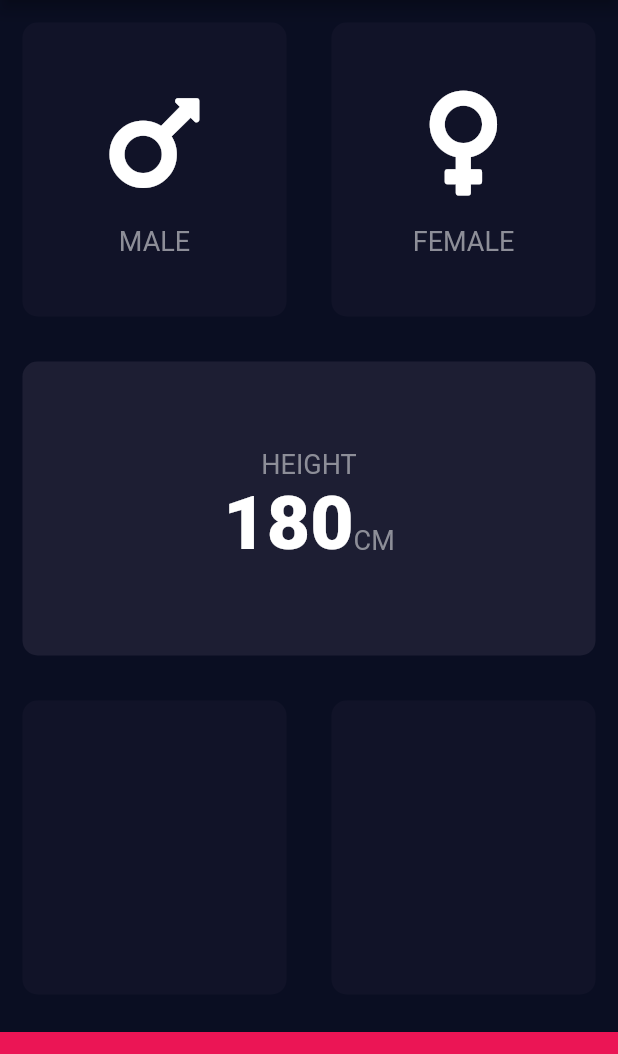
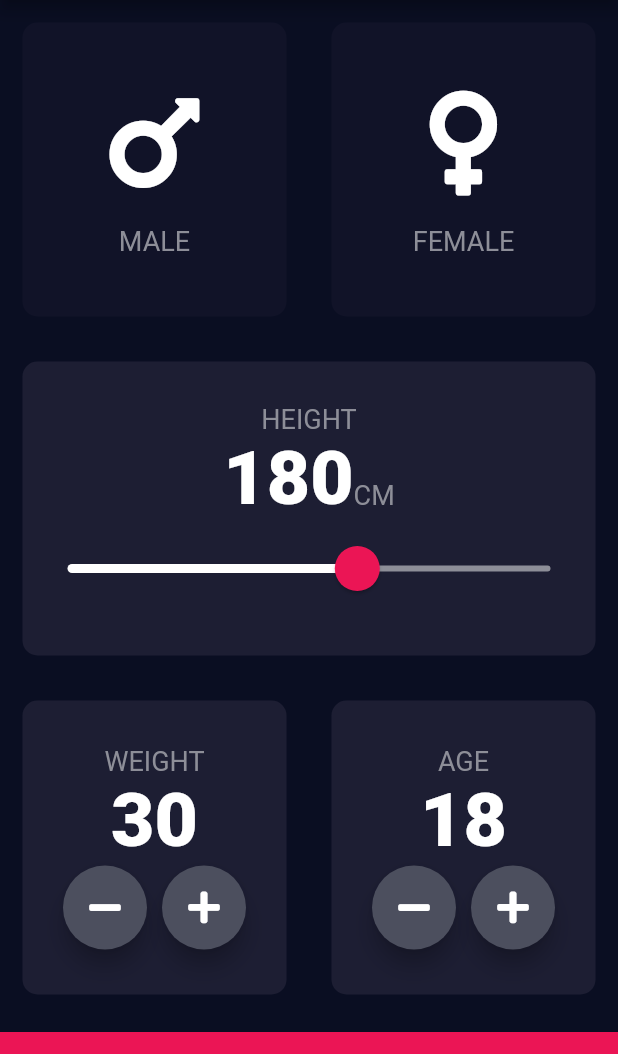
Before and after one commit to aulyanrahman/bmi_calculator_praktikum, a Flutter app: the screen it shows after launch, on a phone screen of 412 x 824 dp, the part 84-1138 px from its top. Run offline on Flutter 3.47's test engine with Material 2 defaults, Android fonts, the phone set to English and light mode, and no system bars; our stand-ins replace font_awesome_flutter.

Commit message:
adding slider theme and creating widget

```diff
--- a/lib/screens/input_page.dart
+++ b/lib/screens/input_page.dart
@@ -1,3 +1,4 @@
+import 'package:bmi_calculator_praktikum_k/components/round_button_icon.dart';
 import 'package:flutter/material.dart';
 import 'package:font_awesome_flutter/font_awesome_flutter.dart';
 import '../components/icon_content.dart';
@@ -88,6 +89,26 @@ class _InputPageState extends State<InputPage> {
                       style: kLabelStyle,
                     )
                   ]
+                ),
+                SliderTheme(
+                  data: SliderTheme.of(context).copyWith(
+                    activeTrackColor: Colors.white,
+                    inactiveTrackColor: Color(0xFF8D8E98),
+                    thumbColor: Color(0xFFEB1555),
+                    overlayColor: Color(0x29EB1555),
+                    thumbShape: RoundSliderThumbShape(enabledThumbRadius: 15.0),
+                    overlayShape: RoundSliderThumbShape(enabledThumbRadius: 30.0),
+                  ),
+                  child: Slider(
+                    value: height.toDouble(),
+                    min: 120.0,
+                    max: 220.0,
+                    onChanged: (double newValue) {
+                      setState(() {
+                        height = newValue.round();
+                      });
+                    },
+                  ),
                 )
               ],
             ),
@@ -97,12 +118,86 @@ class _InputPageState extends State<InputPage> {
           Expanded(child: Row(children: [
             Expanded(
               child: ReusableCard(
-                colour: kInactiveCardColor,
+                colour: kActiveCardColor,
+                cardChild: Column(
+                  mainAxisAlignment: MainAxisAlignment.center,
+                  children: [
+                    Text(
+                      'WEIGHT',
+                      style: kLabelStyle,
+                    ),
+                    Text(
+                      weight.toString(),
+                      style: kNumberTextStyle,
+                    ),
+                    Row(
+                      mainAxisAlignment: MainAxisAlignment.center,
+                      children: [
+                        RoundButtonIcon(
+                          icon: FontAwesomeIcons.minus,
+                          onPressed: () {
+                            setState(() {
+                              if(weight > 30) weight--;
+                            });
+                          }
+                        ),
+                        SizedBox(
+                          width: 10.0,
+                        ),
+                        RoundButtonIcon(
+                          icon: FontAwesomeIcons.plus,
+                          onPressed: () {
+                            setState(() {
+                              weight++;
+                            });
+                          }
+                        )
+                      ],
+                    )
+                  ],
+                ),
               ),
             ),
             Expanded(
               child: ReusableCard(
-                colour: kInactiveCardColor,
+                colour: kActiveCardColor,
+                cardChild: Column(
+                  mainAxisAlignment: MainAxisAlignment.center,
+                  children: [
+                    Text(
+                      'AGE',
+                      style: kLabelStyle,
+                    ),
+                    Text(
+                      age.toString(),
+                      style: kNumberTextStyle,
+                    ),
+                    Row(
+                      mainAxisAlignment: MainAxisAlignment.center,
+                      children: [
+                        RoundButtonIcon(
+                          icon: FontAwesomeIcons.minus,
+                          onPressed: () {
+                            setState(() {
+                              if(age > 1) age--;
+                            });
+                          }
+                        ),
+                        SizedBox(
+                          width: 10.0,
+                        ),
+                        RoundButtonIcon(
+                          icon: FontAwesomeIcons.plus,
+                          onPressed: () {
+                            setState(() {
+                              age++;
+                            });
+                          }
+                        )
+                      ],
+                    )
+                  ],
+                ),
               ),
             ),
           ],)),
```
